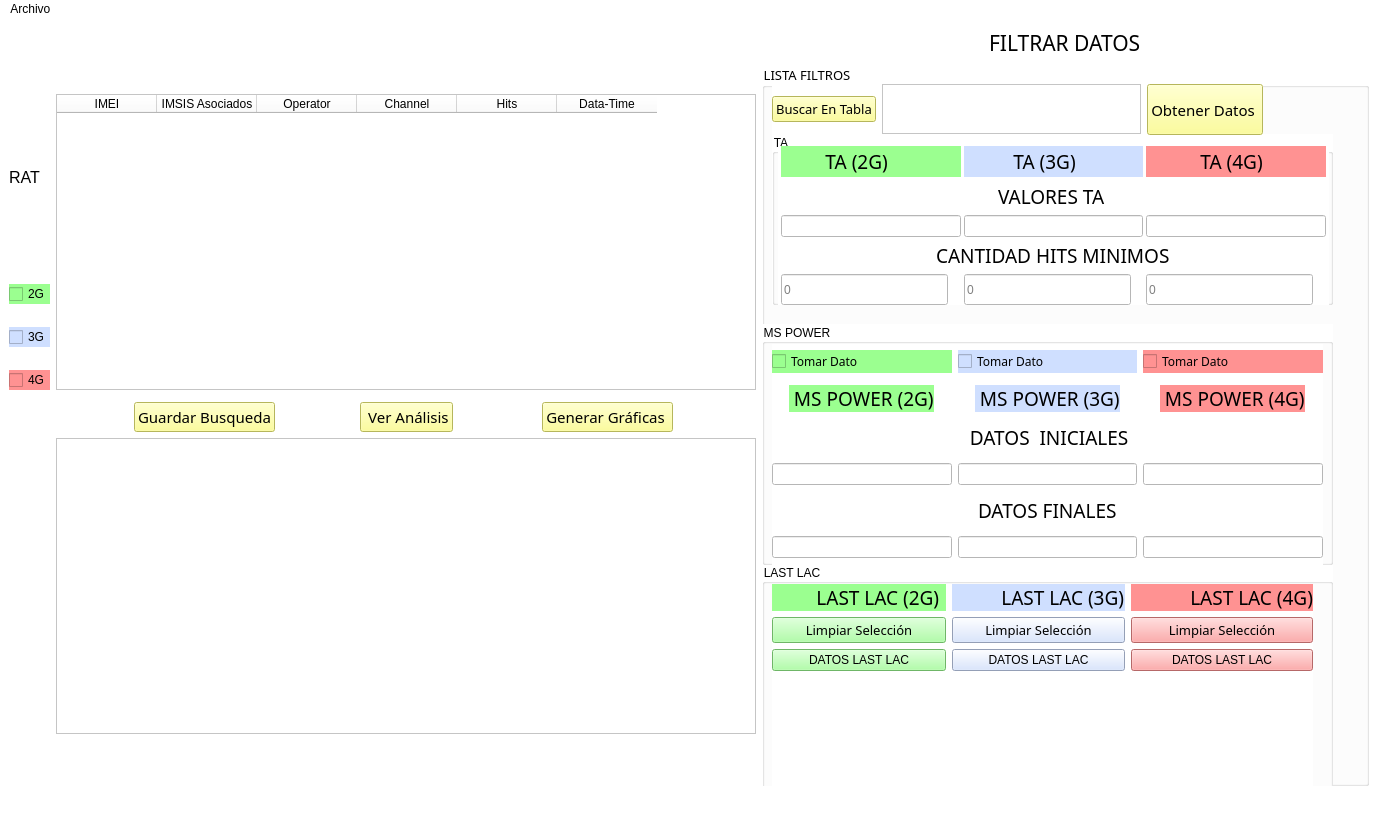
Above: Interfaz/UI/VistaFiltros.ui from Dumaru/ExcelReports before the change. Below: the same form after it.
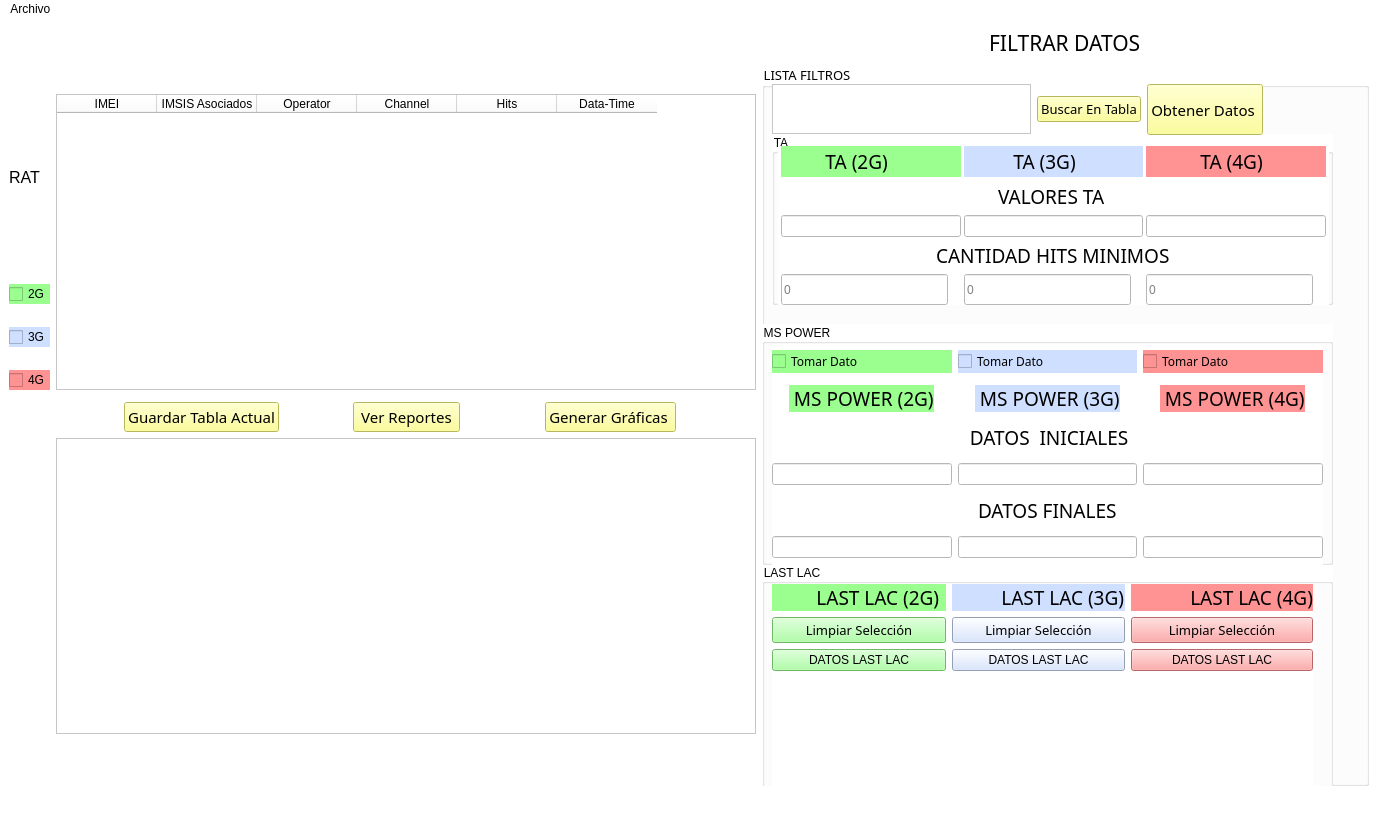
That is the form after the change. Icons and pictures are not drawn.

```diff
--- a/Interfaz/UI/VistaFiltros.ui
+++ b/Interfaz/UI/VistaFiltros.ui
@@ -176,7 +176,7 @@
          <string notr="true">background-color: rgb(255, 255, 127);</string>
         </property>
         <property name="text">
-         <string> Ver Análisis</string>
+         <string> Ver Reportes </string>
         </property>
         <property name="icon">
          <iconset>
@@ -222,7 +222,7 @@
          <string notr="true">background-color: rgb(255, 255, 127);</string>
         </property>
         <property name="text">
-         <string>Guardar Busqueda</string>
+         <string>Guardar Tabla Actual</string>
         </property>
         <property name="icon">
          <iconset>
@@ -1239,40 +1239,6 @@
         <property name="sizeConstraint">
          <enum>QLayout::SetMaximumSize</enum>
         </property>
-        <item>
-         <widget class="QPushButton" name="pushButtonBuscarDatos">
-          <property name="maximumSize">
-           <size>
-            <width>167</width>
-            <height>16777215</height>
-           </size>
-          </property>
-          <property name="font">
-           <font>
-            <family>Corbel</family>
-            <pointsize>10</pointsize>
-            <weight>50</weight>
-            <bold>false</bold>
-           </font>
-          </property>
-          <property name="styleSheet">
-           <string notr="true">background-color: rgb(255, 255, 127);</string>
-          </property>
-          <property name="text">
-           <string>Buscar En Tabla</string>
-          </property>
-          <property name="icon">
-           <iconset>
-            <normaloff>../Recursos/icons8-google-web-search-400.png</normaloff>../Recursos/icons8-google-web-search-400.png</iconset>
-          </property>
-          <property name="iconSize">
-           <size>
-            <width>40</width>
-            <height>40</height>
-           </size>
-          </property>
-         </widget>
-        </item>
         <item>
          <widget class="QTextEdit" name="textEditBuscarDatos">
           <property name="sizePolicy">
@@ -1310,6 +1276,40 @@
           </property>
          </widget>
         </item>
+        <item>
+         <widget class="QPushButton" name="pushButtonBuscarDatos">
+          <property name="maximumSize">
+           <size>
+            <width>167</width>
+            <height>16777215</height>
+           </size>
+          </property>
+          <property name="font">
+           <font>
+            <family>Corbel</family>
+            <pointsize>10</pointsize>
+            <weight>50</weight>
+            <bold>false</bold>
+           </font>
+          </property>
+          <property name="styleSheet">
+           <string notr="true">background-color: rgb(255, 255, 127);</string>
+          </property>
+          <property name="text">
+           <string>Buscar En Tabla</string>
+          </property>
+          <property name="icon">
+           <iconset resource="../Recursos/ArchiImagenes.qrc">
+            <normaloff>:/Iconos/icons8-google-web-search-400.png</normaloff>:/Iconos/icons8-google-web-search-400.png</iconset>
+          </property>
+          <property name="iconSize">
+           <size>
+            <width>40</width>
+            <height>40</height>
+           </size>
+          </property>
+         </widget>
+        </item>
         <item>
          <widget class="QPushButton" name="pushButtonObtenerDatosFiltrados">
           <property name="sizePolicy">
```
Left out of the diff: 23 changed lines with no effect on the pictures.
